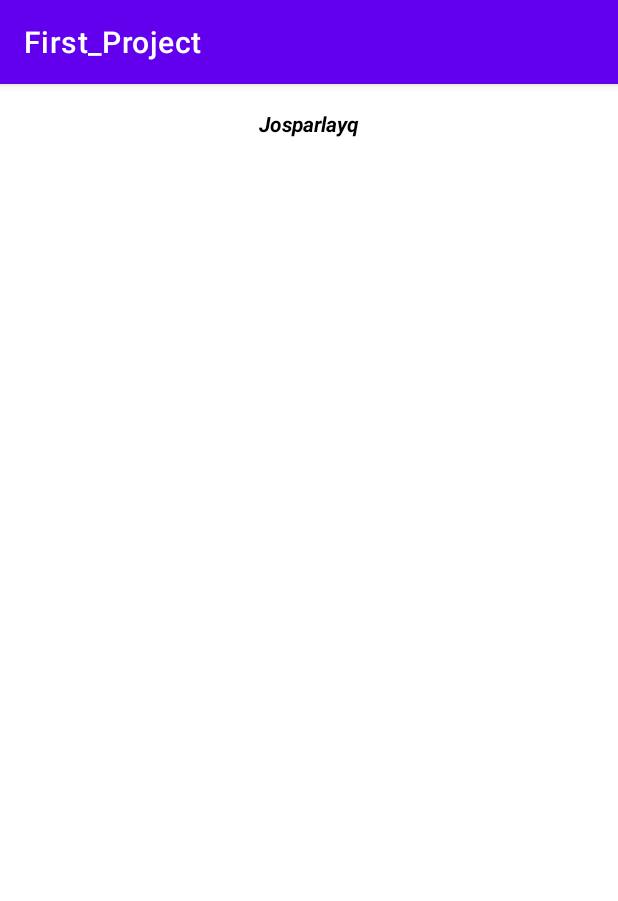
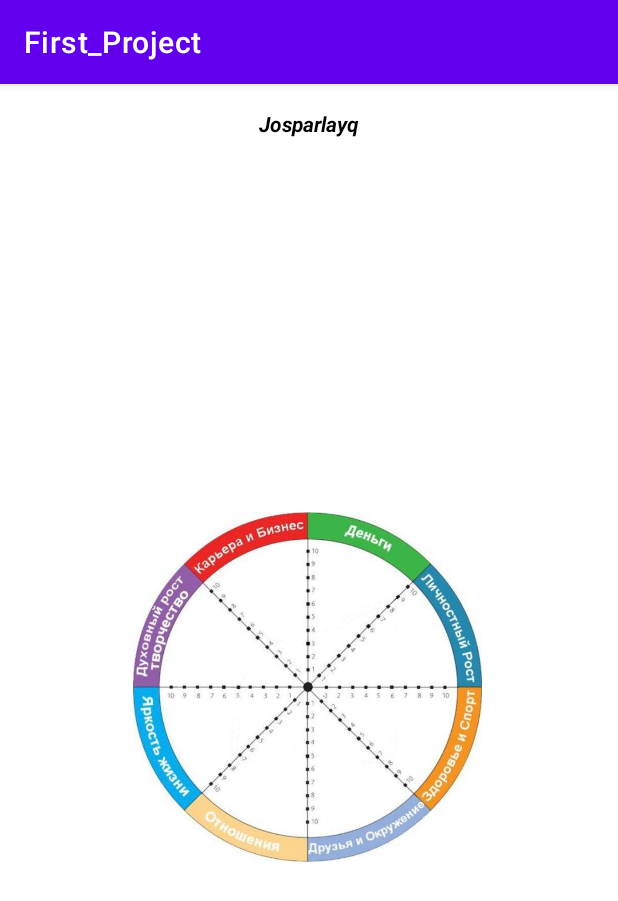
Before and after one commit to ainsag/First_Project, an Android app: the screen it shows after launch (MainActivity), on a phone screen of 412 x 824 dp. Shown: the top 901 px of the screen. Run offline under Robolectric (Android 15) with nearby library versions, the phone set to English and light mode, and no system bars.

Commit message:
Adding image to ImageView

```diff
--- a/app/src/main/res/layout/activity_main.xml
+++ b/app/src/main/res/layout/activity_main.xml
@@ -26,6 +26,7 @@
         android:id="@+id/imageView"
         android:layout_width="410dp"
         android:layout_height="233dp"
+        android:src="@drawable/a"
         android:layout_centerHorizontal="true"
         android:layout_centerVertical="true"
         app:layout_constraintBottom_toBottomOf="parent"
```
